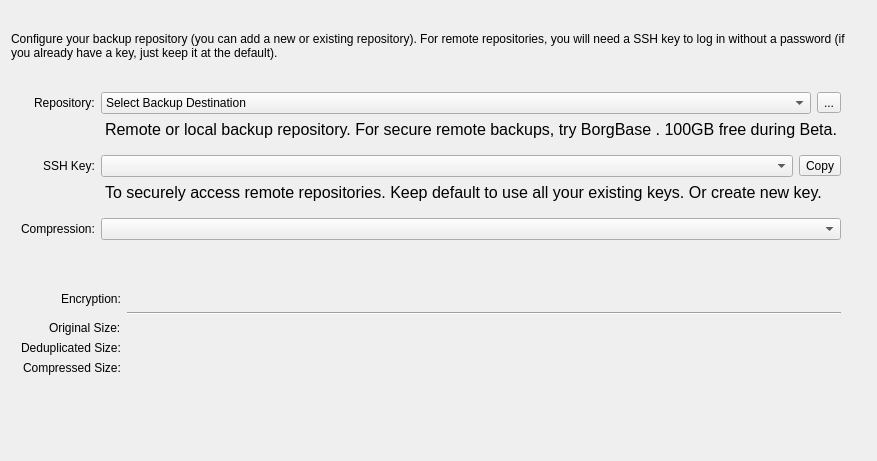
The window that src/restatic/assets/UI/repotab.ui (Mebus/restatic) describes before a commit, drawn with Qt 5.
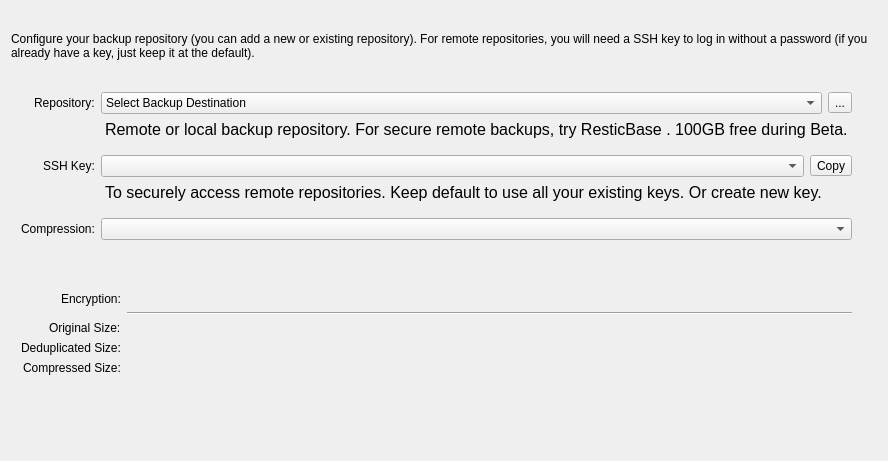
The same window after the commit. Icons and pictures are not drawn.

Commit message: some very basic restic backup functionality

The edit to the form file:
```diff
--- a/src/restatic/assets/UI/repotab.ui
+++ b/src/restatic/assets/UI/repotab.ui
@@ -113,7 +113,7 @@
         <string notr="true">margin-bottom: 10</string>
        </property>
        <property name="text">
-        <string>&lt;html&gt;&lt;head/&gt;&lt;body&gt;&lt;p&gt;Remote or local backup repository. For secure remote backups, try &lt;a href=&quot;https://www.borgbase.com/?utm_source=restatic&amp;utm_medium=app&quot;&gt;&lt;span style=&quot; text-decoration: underline; color:#0000ff;&quot;&gt;BorgBase&lt;/span&gt;&lt;/a&gt;. 100GB free during Beta.&lt;/p&gt;&lt;/body&gt;&lt;/html&gt;</string>
+        <string>&lt;html&gt;&lt;head/&gt;&lt;body&gt;&lt;p&gt;Remote or local backup repository. For secure remote backups, try &lt;a href=&quot;https://www.resticbase.com/?utm_source=restatic&amp;utm_medium=app&quot;&gt;&lt;span style=&quot; text-decoration: underline; color:#0000ff;&quot;&gt;ResticBase&lt;/span&gt;&lt;/a&gt;. 100GB free during Beta.&lt;/p&gt;&lt;/body&gt;&lt;/html&gt;</string>
        </property>
        <property name="openExternalLinks">
         <bool>true</bool>
```
The commit also changes 38 other files.
